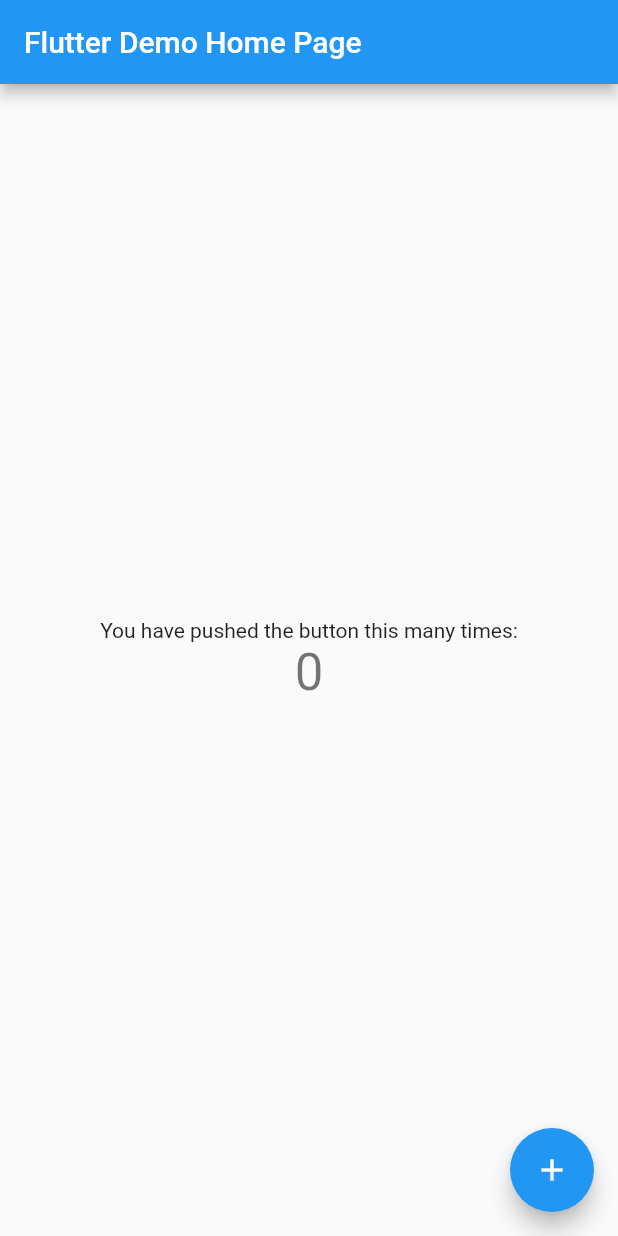
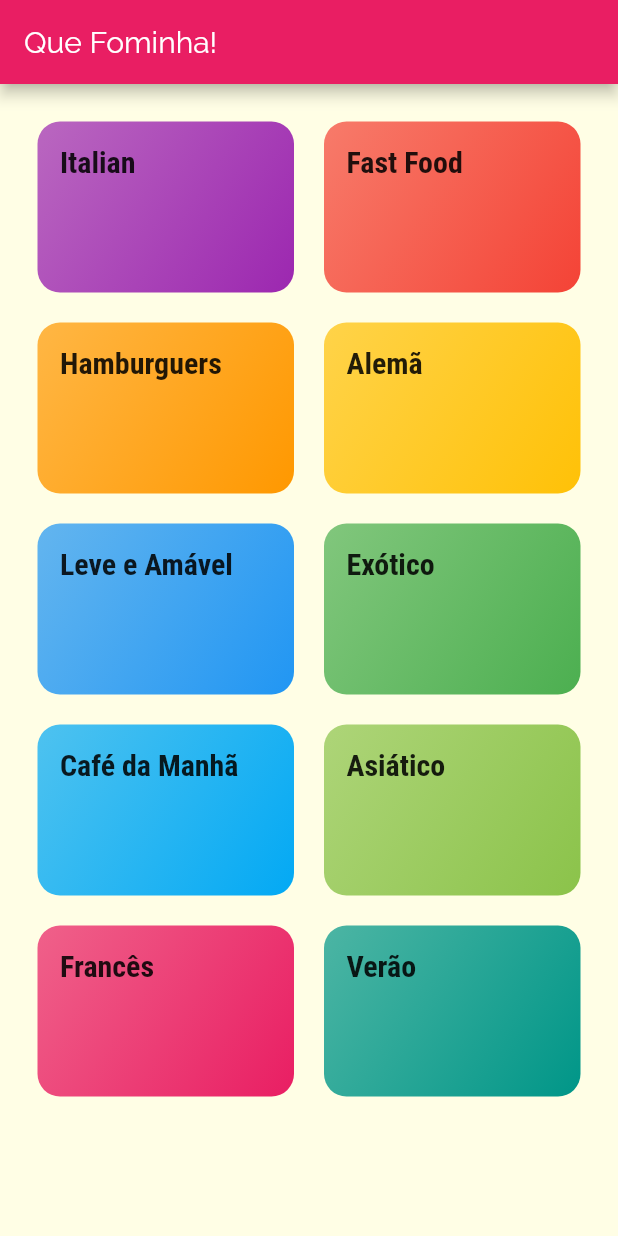
Before and after one commit to RaDangelo/fominha, a Flutter app: the screen it shows after launch, on a phone screen of 412 x 824 dp. Run offline on Flutter 3.47's test engine with Material 2 defaults, Android fonts, the phone set to English and light mode, and no system bars.

Commit message:
category screen + fonts

```diff
--- a/lib/main.dart
+++ b/lib/main.dart
@@ -1,117 +1,19 @@
 import 'package:flutter/material.dart';
 
-void main() {
-  runApp(MyApp());
-}
+import './mainTheme.dart';
+import './widgets/categories_screen.dart';
+
+void main() => runApp(MyApp());
 
 class MyApp extends StatelessWidget {
-  // This widget is the root of your application.
+  final _title = 'Que Fominha!';
+
   @override
   Widget build(BuildContext context) {
     return MaterialApp(
-      title: 'Flutter Demo',
-      theme: ThemeData(
-        // This is the theme of your application.
-        //
-        // Try running your application with "flutter run". You'll see the
-        // application has a blue toolbar. Then, without quitting the app, try
-        // changing the primarySwatch below to Colors.green and then invoke
-        // "hot reload" (press "r" in the console where you ran "flutter run",
-        // or simply save your changes to "hot reload" in a Flutter IDE).
-        // Notice that the counter didn't reset back to zero; the application
-        // is not restarted.
-        primarySwatch: Colors.blue,
-        // This makes the visual density adapt to the platform that you run
-        // the app on. For desktop platforms, the controls will be smaller and
-        // closer together (more dense) than on mobile platforms.
-        visualDensity: VisualDensity.adaptivePlatformDensity,
-      ),
-      home: MyHomePage(title: 'Flutter Demo Home Page'),
+      title: _title,
+      theme: MainTheme().themeData,
+      home: CategoriesScreen(),
     );
   }
 }
-
-class MyHomePage extends StatefulWidget {
-  MyHomePage({Key key, this.title}) : super(key: key);
-
-  // This widget is the home page of your application. It is stateful, meaning
-  // that it has a State object (defined below) that contains fields that affect
-  // how it looks.
-
-  // This class is the configuration for the state. It holds the values (in this
-  // case the title) provided by the parent (in this case the App widget) and
-  // used by the build method of the State. Fields in a Widget subclass are
-  // always marked "final".
-
-  final String title;
-
-  @override
-  _MyHomePageState createState() => _MyHomePageState();
-}
-
-class _MyHomePageState extends State<MyHomePage> {
-  int _counter = 0;
-
-  void _incrementCounter() {
-    setState(() {
-      // This call to setState tells the Flutter framework that something has
-      // changed in this State, which causes it to rerun the build method below
-      // so that the display can reflect the updated values. If we changed
-      // _counter without calling setState(), then the build method would not be
-      // called again, and so nothing would appear to happen.
-      _counter++;
-    });
-  }
-
-  @override
-  Widget build(BuildContext context) {
-    // This method is rerun every time setState is called, for instance as done
-    // by the _incrementCounter method above.
-    //
-    // The Flutter framework has been optimized to make rerunning build methods
-    // fast, so that you can just rebuild anything that needs updating rather
-    // than having to individually change instances of widgets.
-    return Scaffold(
-      appBar: AppBar(
-        // Here we take the value from the MyHomePage object that was created by
-        // the App.build method, and use it to set our appbar title.
-        title: Text(widget.title),
-      ),
-      body: Center(
-        // Center is a layout widget. It takes a single child and positions it
-        // in the middle of the parent.
-        child: Column(
-          // Column is also a layout widget. It takes a list of children and
-          // arranges them vertically. By default, it sizes itself to fit its
-          // children horizontally, and tries to be as tall as its parent.
-          //
-          // Invoke "debug painting" (press "p" in the console, choose the
-          // "Toggle Debug Paint" action from the Flutter Inspector in Android
-          // Studio, or the "Toggle Debug Paint" command in Visual Studio Code)
-          // to see the wireframe for each widget.
-          //
-          // Column has various properties to control how it sizes itself and
-          // how it positions its children. Here we use mainAxisAlignment to
-          // center the children vertically; the main axis here is the vertical
-          // axis because Columns are vertical (the cross axis would be
-          // horizontal).
-          mainAxisAlignment: MainAxisAlignment.center,
-          children: <Widget>[
-            Text(
-              'You have pushed the button this many times:',
-            ),
-            Text(
-              '$_counter',
-              style: Theme.of(context).textTheme.headline4,
-            ),
-          ],
-        ),
-      ),
-      floatingActionButton: FloatingActionButton(
-        onPressed: _incrementCounter,
-        tooltip: 'Increment',
-        child: Icon(Icons.add),
-      ), // This trailing comma makes auto-formatting nicer for build methods.
-    );
-  }
-}
--- /dev/null
+++ b/lib/mainTheme.dart
@@ -0,0 +1,42 @@
+import 'package:flutter/material.dart';
+
+class MainTheme {
+  MainTheme();
+
+  ThemeData get themeData {
+    return ThemeData(
+      fontFamily: 'Raleway',
+      primarySwatch: Colors.pink,
+      accentColor: Colors.amber,
+      canvasColor: Color.fromRGBO(255, 254, 229, 1),
+      visualDensity: VisualDensity.adaptivePlatformDensity,
+      textTheme: ThemeData.light().textTheme.copyWith(
+            headline6: const TextStyle(
+              fontFamily: 'RobotoCondensed',
+              fontSize: 20,
+              fontWeight: FontWeight.bold,
+            ),
+            bodyText1: TextStyle(
+              color: Color.fromRGBO(20, 51, 51, 1),
+              fontSize: 16,
+            ),
+            bodyText2: TextStyle(
+              color: Color.fromRGBO(20, 51, 51, 1),
+              fontSize: 16,
+            ),
+            button: TextStyle(
+              color: Colors.white,
+              fontWeight: FontWeight.bold,
+            ),
+          ),
+      // appBarTheme: AppBarTheme(
+      //     textTheme: ThemeData.light().textTheme.copyWith(
+      //         headline6: TextStyle(
+      //             fontFamily: 'OpenSans',
+      //             fontSize: 20,
+      //             fontWeight: FontWeight.w600))),
+      // floatingActionButtonTheme: FloatingActionButtonThemeData(
+      //     foregroundColor: Colors.white, backgroundColor: Colors.purple),
+    );
+  }
+}
--- /dev/null
+++ b/lib/models/category.dart
@@ -0,0 +1,13 @@
+import 'package:flutter/material.dart';
+
+class Category {
+  final String id;
+  final String title;
+  final Color color;
+
+  const Category({
+    @required this.id,
+    @required this.title,
+    this.color = Colors.orange,
+  });
+}
--- /dev/null
+++ b/lib/models/dummy_data.dart
@@ -0,0 +1,56 @@
+import 'package:flutter/material.dart';
+
+import './category.dart';
+
+const DUMMY_CATEGORIES = const [
+  Category(
+    id: 'c1',
+    title: 'Italian',
+    color: Colors.purple,
+  ),
+  Category(
+    id: 'c2',
+    title: 'Fast Food',
+    color: Colors.red,
+  ),
+  Category(
+    id: 'c3',
+    title: 'Hamburguers',
+    color: Colors.orange,
+  ),
+  Category(
+    id: 'c4',
+    title: 'Alemã',
+    color: Colors.amber,
+  ),
+  Category(
+    id: 'c5',
+    title: 'Leve e Amável',
+    color: Colors.blue,
+  ),
+  Category(
+    id: 'c6',
+    title: 'Exótico',
+    color: Colors.green,
+  ),
+  Category(
+    id: 'c7',
+    title: 'Café da Manhã',
+    color: Colors.lightBlue,
+  ),
+  Category(
+    id: 'c8',
+    title: 'Asiático',
+    color: Colors.lightGreen,
+  ),
+  Category(
+    id: 'c9',
+    title: 'Francês',
+    color: Colors.pink,
+  ),
+  Category(
+    id: 'c10',
+    title: 'Verão',
+    color: Colors.teal,
+  ),
+];
--- /dev/null
+++ b/lib/widgets/categories_screen.dart
@@ -0,0 +1,32 @@
+import 'package:flutter/material.dart';
+
+import '../models/dummy_data.dart';
+import './category_item.dart';
+
+class CategoriesScreen extends StatelessWidget {
+  @override
+  Widget build(BuildContext context) {
+    return Scaffold(
+      appBar: AppBar(
+        title: const Text('Que Fominha!'),
+      ),
+      body: GridView(
+        padding: const EdgeInsets.all(25),
+        children: DUMMY_CATEGORIES
+            .map(
+              (category) => CategoryItem(
+                category.title,
+                category.color,
+              ),
+            )
+            .toList(),
+        gridDelegate: SliverGridDelegateWithMaxCrossAxisExtent(
+          maxCrossAxisExtent: 200,
+          childAspectRatio: 3 / 2,
+          crossAxisSpacing: 20,
+          mainAxisSpacing: 20,
+        ),
+      ),
+    );
+  }
+}
--- /dev/null
+++ b/lib/widgets/category_item.dart
@@ -0,0 +1,27 @@
+import 'package:flutter/material.dart';
+
+class CategoryItem extends StatelessWidget {
+  final String title;
+  final Color color;
+
+  CategoryItem(this.title, this.color);
+
+  @override
+  Widget build(BuildContext context) {
+    return Container(
+      padding: const EdgeInsets.all(15),
+      child: Text(title, style: Theme.of(context).textTheme.headline6),
+      decoration: BoxDecoration(
+        gradient: LinearGradient(
+          colors: [
+            color.withOpacity(0.7),
+            color,
+          ],
+          begin: Alignment.topLeft,
+          end: Alignment.bottomRight,
+        ),
+        borderRadius: BorderRadius.circular(15),
+      ),
+    );
+  }
+}
```
Also changed, not shown: pubspec.yaml (+18 -11 lines), assets/fonts/Raleway-Black.ttf (added), assets/fonts/Raleway-Bold.ttf (added), assets/fonts/Raleway-Regular.ttf (added), assets/fonts/RobotoCondensed-Bold.ttf (added), assets/fonts/RobotoCondensed-Italic.ttf (added), assets/fonts/RobotoCondensed-Light.ttf (added), assets/fonts/RobotoCondensed-Regular.ttf (added).
